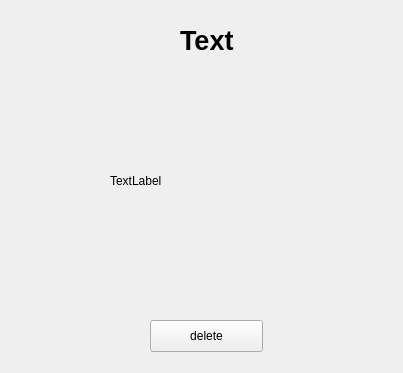
This is ui/member_history_popup.ui in kantSennalabs/face-checkin as Qt 5 draws it before an edit. The edited form follows.
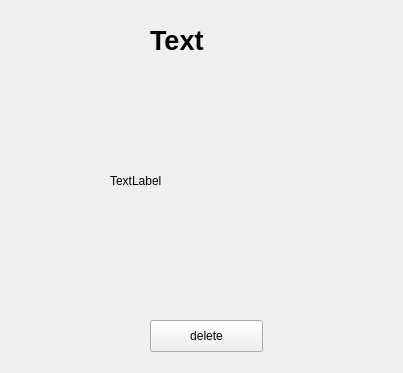
This is the edited form.

```diff
--- a/ui/member_history_popup.ui
+++ b/ui/member_history_popup.ui
@@ -16,9 +16,9 @@
   <widget class="QLabel" name="name_label">
    <property name="geometry">
     <rect>
-     <x>180</x>
+     <x>150</x>
      <y>20</y>
-     <width>121</width>
+     <width>160</width>
      <height>41</height>
     </rect>
    </property>
```
